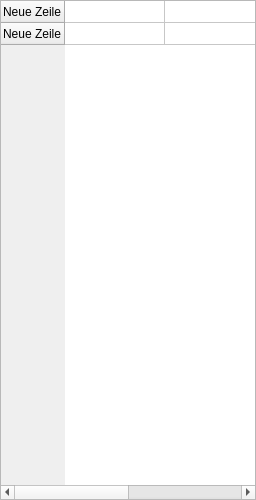
Old version of the form ui/accountbalancelistwidget.ui in the repository dlbuchholz/aion-mirror.
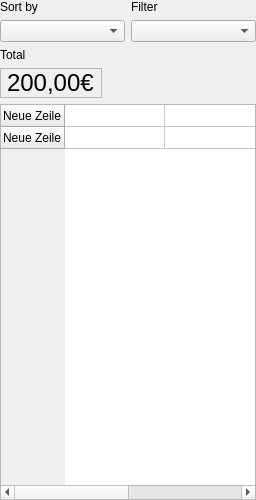
New version of the form.

What changed in the file:
```diff
--- a/ui/accountbalancelistwidget.ui
+++ b/ui/accountbalancelistwidget.ui
@@ -6,7 +6,7 @@
    <rect>
     <x>0</x>
     <y>0</y>
-    <width>200</width>
+    <width>256</width>
     <height>500</height>
    </rect>
   </property>
@@ -16,6 +16,12 @@
     <verstretch>0</verstretch>
    </sizepolicy>
   </property>
+  <property name="maximumSize">
+   <size>
+    <width>256</width>
+    <height>16777215</height>
+   </size>
+  </property>
   <property name="windowTitle">
    <string>Form</string>
   </property>
@@ -32,6 +38,97 @@
    <property name="bottomMargin">
     <number>0</number>
    </property>
+   <item>
+    <layout class="QHBoxLayout" name="horizontalLayout">
+     <property name="topMargin">
+      <number>0</number>
+     </property>
+     <item>
+      <layout class="QVBoxLayout" name="verticalLayout_3">
+       <item>
+        <widget class="QLabel" name="label_2">
+         <property name="text">
+          <string>Sort by</string>
+         </property>
+        </widget>
+       </item>
+       <item>
+        <widget class="QComboBox" name="comboBox_2"/>
+       </item>
+      </layout>
+     </item>
+     <item>
+      <layout class="QVBoxLayout" name="verticalLayout_2">
+       <property name="topMargin">
+        <number>0</number>
+       </property>
+       <item>
+        <widget class="QLabel" name="label">
+         <property name="text">
+          <string>Filter</string>
+         </property>
+        </widget>
+       </item>
+       <item>
+        <widget class="QComboBox" name="comboBox"/>
+       </item>
+      </layout>
+     </item>
+    </layout>
+   </item>
+   <item>
+    <layout class="QVBoxLayout" name="verticalLayout_4">
+     <property name="spacing">
+      <number>6</number>
+     </property>
+     <property name="topMargin">
+      <number>0</number>
+     </property>
+     <item>
+      <widget class="QLabel" name="label_3">
+       <property name="text">
+        <string>Total</string>
+       </property>
+      </widget>
+     </item>
+     <item>
+      <layout class="QHBoxLayout" name="horizontalLayout_2">
+       <property name="topMargin">
+        <number>0</number>
+       </property>
+       <item>
+        <widget class="QLabel" name="label_4">
+         <property name="font">
+          <font>
+           <pointsize>18</pointsize>
+           <bold>false</bold>
+          </font>
+         </property>
+         <property name="frameShape">
+          <enum>QFrame::Shape::StyledPanel</enum>
+         </property>
+         <property name="text">
+          <string>200,00€</string>
+         </property>
+        </widget>
+       </item>
+       <item>
+        <spacer name="horizontalSpacer">
+         <property name="orientation">
+          <enum>Qt::Orientation::Horizontal</enum>
+         </property>
+         <property name="sizeHint" stdset="0">
+          <size>
+           <width>40</width>
+           <height>20</height>
+          </size>
+         </property>
+        </spacer>
+       </item>
+      </layout>
+     </item>
+    </layout>
+   </item>
    <item>
     <widget class="QTableWidget" name="accountTableWidget">
      <property name="sizePolicy">
@@ -40,6 +137,12 @@
        <verstretch>0</verstretch>
       </sizepolicy>
      </property>
+     <property name="maximumSize">
+      <size>
+       <width>400</width>
+       <height>16777215</height>
+      </size>
+     </property>
      <property name="editTriggers">
       <set>QAbstractItemView::EditTrigger::NoEditTriggers</set>
      </property>
```
